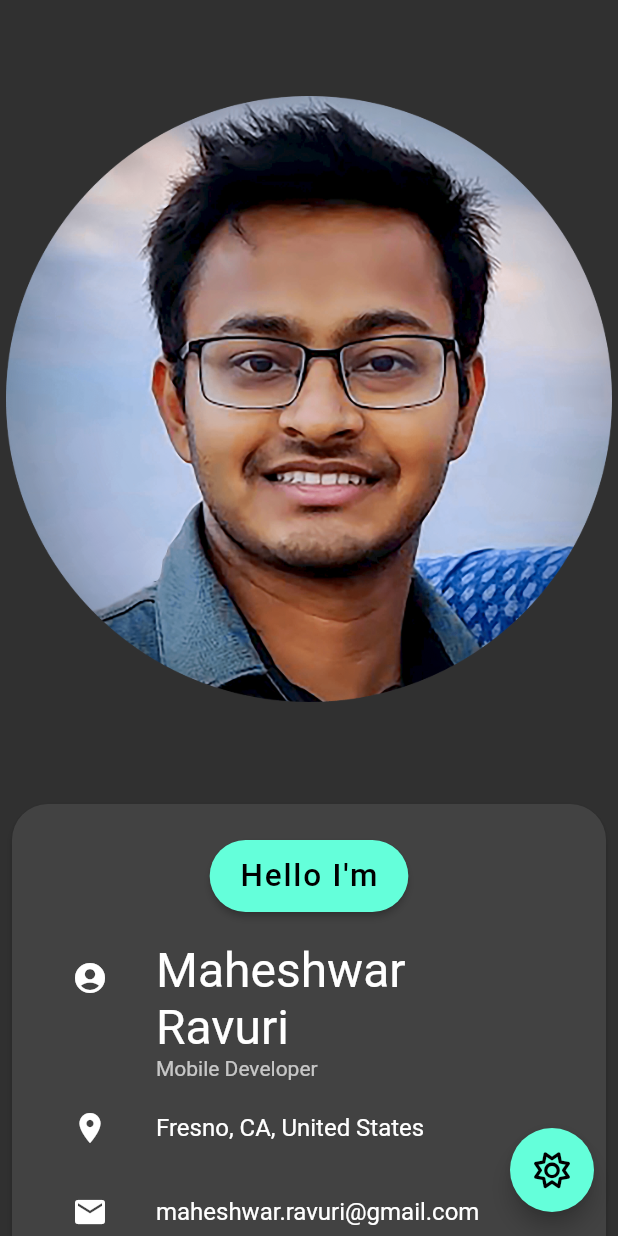
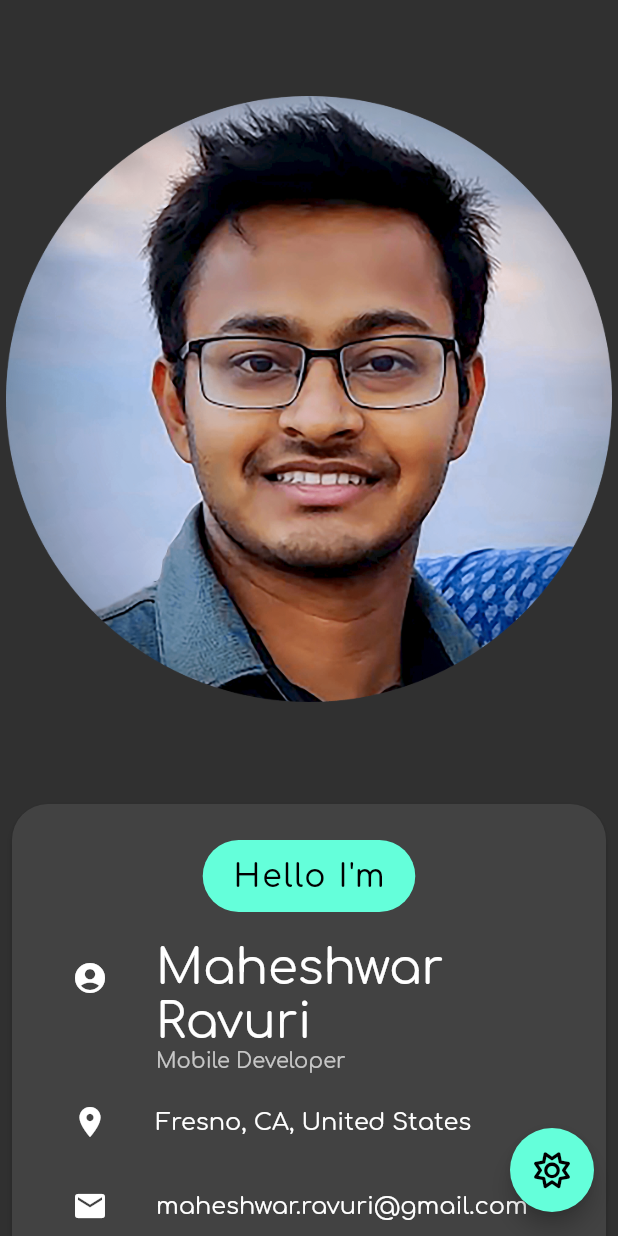
Before and after one commit to rvndsngwn/web_flutter, a Flutter app: the screen it shows after launch, after a tap on an icon or button, on a phone screen of 412 x 824 dp. Run offline on Flutter 3.47's test engine with Material 2 defaults, Android fonts, the phone set to English and light mode, and no system bars; our stand-ins replace dio, flutter_icons, google_fonts, hive, hive_flutter, percent_indicator and 1 more; accounts and stored records are empty.

Commit message:
added a project to the showcase

```diff
--- a/lib/main.dart
+++ b/lib/main.dart
@@ -11,6 +11,7 @@ import 'package:flutter/material.dart'
         Card,
         Center,
         CircleBorder,
+        Colors,
         Column,
         ConstrainedBox,
         Curves,
@@ -60,9 +61,10 @@ import 'package:flutter/material.dart'
         WrapAlignment,
         WrapCrossAlignment,
         runApp;
-import 'package:flutter/services.dart' show TextInputType;
+import 'package:flutter/services.dart' show Brightness, TextInputType;
 import 'package:flutter_icons/flutter_icons.dart'
     show FontAwesome, FontAwesome5Brands;
+import 'package:google_fonts/google_fonts.dart';
 import 'package:hive/hive.dart' show Hive;
 import 'package:hive_flutter/hive_flutter.dart';
 import 'package:intl/intl.dart' show DateFormat;
@@ -90,38 +92,45 @@ class Home extends StatelessWidget {
   const Home({Key key}) : super(key: key);
 
   @override
-  Widget build(BuildContext context) {
-    return ValueListenableBuilder(
+  Widget build(BuildContext context) => ValueListenableBuilder(
         valueListenable: Hive.box('darkMode').listenable(),
         builder: (_, box, __) {
           final _isDarkMode = box.get('darkMode', defaultValue: false);
           return MaterialApp(
             themeMode: _isDarkMode ? ThemeMode.dark : ThemeMode.light,
-          darkTheme: ThemeData.dark()
-              .copyWith(visualDensity: VisualDensity.adaptivePlatformDensity),
-          theme: ThemeData.light()
-              .copyWith(visualDensity: VisualDensity.adaptivePlatformDensity),
+            darkTheme: ThemeData.dark().copyWith(
+              textTheme: GoogleFonts.comfortaaTextTheme(
+                ThemeData(
+                  primarySwatch: Colors.teal,
+                  brightness: Brightness.dark,
+                ).textTheme,
+              ),
+              visualDensity: VisualDensity.adaptivePlatformDensity,
+            ),
+            theme: ThemeData.light().copyWith(
+              textTheme: GoogleFonts.comfortaaTextTheme(),
+              visualDensity: VisualDensity.adaptivePlatformDensity,
+            ),
             home: Scaffold(
               body: const Center(
                 child: HomePage(),
               ),
               floatingActionButton: FloatingActionButton(
                 onPressed: () => box.put('darkMode', !_isDarkMode),
-              child: Icon(_isDarkMode ? FontAwesome.sun_o : FontAwesome.moon_o),
+                child:
+                    Icon(_isDarkMode ? FontAwesome.sun_o : FontAwesome.moon_o),
               ),
             ),
           );
         },
       );
 }
-}
 
 class HomePage extends StatelessWidget {
   const HomePage({Key key}) : super(key: key);
 
   @override
-  Widget build(BuildContext context) {
-    return Scrollbar(
+  Widget build(BuildContext context) => Scrollbar(
         child: ListView(
           padding: const EdgeInsets.symmetric(horizontal: 4),
           scrollDirection: Axis.vertical,
@@ -143,8 +152,8 @@ class HomePage extends StatelessWidget {
                   'assets/images/Profile.png',
                   width: 436,
                   isAntiAlias: true,
-                frameBuilder:
-                    (_, Widget child, int frame, bool wasSynchronouslyLoaded) {
+                  frameBuilder: (_, Widget child, int frame,
+                      bool wasSynchronouslyLoaded) {
                     return wasSynchronouslyLoaded
                         ? child
                         : AnimatedOpacity(
@@ -181,8 +190,8 @@ class HomePage extends StatelessWidget {
                   'assets/images/svg.png',
                   width: 436,
                   isAntiAlias: true,
-                frameBuilder:
-                    (_, Widget child, int frame, bool wasSynchronouslyLoaded) {
+                  frameBuilder: (_, Widget child, int frame,
+                      bool wasSynchronouslyLoaded) {
                     return wasSynchronouslyLoaded
                         ? child
                         : AnimatedOpacity(
@@ -243,14 +252,12 @@ class HomePage extends StatelessWidget {
         ),
       );
 }
-}
 
 class Info extends StatelessWidget {
   const Info({Key key}) : super(key: key);
 
   @override
-  Widget build(BuildContext context) {
-    return ListView(
+  Widget build(BuildContext context) => ListView(
         physics: const NeverScrollableScrollPhysics(),
         shrinkWrap: true,
         padding: const EdgeInsets.all(24),
@@ -259,7 +266,7 @@ class Info extends StatelessWidget {
             child: FloatingActionButton.extended(
               shape: const StadiumBorder(),
               highlightElevation: 2,
-            elevation: 2,
+              elevation: 0,
               onPressed: null,
               label: const Text(
                 "Hello I'm",
@@ -315,7 +322,10 @@ class Info extends StatelessWidget {
           ButtonBar(
             children: [
               [FontAwesome5Brands.github, 'https://github.com/Mravuri96'],
-            [FontAwesome5Brands.twitter, 'https://twitter.com/MaheshwarRavuri']
+              [
+                FontAwesome5Brands.twitter,
+                'https://twitter.com/MaheshwarRavuri'
+              ]
             ]
                 .map(
                   (e) => Tooltip(
@@ -340,14 +350,12 @@ class Info extends StatelessWidget {
         ],
       );
 }
-}
 
 class AboutMe extends StatelessWidget {
   const AboutMe({Key key}) : super(key: key);
 
   @override
-  Widget build(BuildContext context) {
-    return ListView(
+  Widget build(BuildContext context) => ListView(
         padding: const EdgeInsets.all(
           24,
         ),
@@ -405,14 +413,12 @@ class AboutMe extends StatelessWidget {
         ],
       );
 }
-}
 
 class ProjectShowCase extends StatelessWidget {
   const ProjectShowCase({Key key}) : super(key: key);
 
   @override
-  Widget build(BuildContext context) {
-    return Column(
+  Widget build(BuildContext context) => Column(
         children: [
           const Align(
             child: Text(
@@ -439,6 +445,11 @@ class ProjectShowCase extends StatelessWidget {
                 'Bmi Calculator',
                 'Simple Bmi Calculator',
                 'https://www.maheshwarravuri.com/bmicalc/#/'
+              ],
+              [
+                'IPTV-Viewer',
+                'Watch 8000+ publicly available IPTV channels within your browser',
+                'http://www.maheshwarravuri.com/IPTV-Viewer/'
               ],
             ]
                 .map(
@@ -482,14 +493,12 @@ class ProjectShowCase extends StatelessWidget {
         ],
       );
 }
-}
 
 class TechnicalSkills extends StatelessWidget {
   const TechnicalSkills({Key key}) : super(key: key);
 
   @override
-  Widget build(BuildContext context) {
-    return ListView(
+  Widget build(BuildContext context) => ListView(
         physics: const NeverScrollableScrollPhysics(),
         shrinkWrap: true,
         padding: const EdgeInsets.all(
@@ -536,7 +545,6 @@ class TechnicalSkills extends StatelessWidget {
         ],
       );
 }
-}
 
 class ContactMe extends StatefulWidget {
   const ContactMe({Key key}) : super(key: key);
@@ -550,8 +558,7 @@ class _ContactMeState extends State<ContactMe> {
   String name, phone, email, details;
 
   @override
-  Widget build(BuildContext context) {
-    return ListView(
+  Widget build(BuildContext context) => ListView(
         shrinkWrap: true,
         padding: const EdgeInsets.all(
           24,
@@ -648,8 +655,8 @@ class _ContactMeState extends State<ContactMe> {
                   ),
                   validator: (value) =>
                       value.isEmpty ? 'Description cannot be empty' : null,
-                onChanged: (value) =>
-                    setState(() => details = stripLow(toString(value)).trim()),
+                  onChanged: (value) => setState(
+                      () => details = stripLow(toString(value)).trim()),
                   keyboardType: TextInputType.multiline,
                   maxLines: 7,
                 ),
@@ -717,4 +724,3 @@ class _ContactMeState extends State<ContactMe> {
         ],
       );
 }
-}
--- a/pubspec.yaml
+++ b/pubspec.yaml
@@ -3,8 +3,8 @@ description: Personal Portfolio Website.
 version: 1.0.0+1
 
 environment:
-  sdk: ">=2.8.0 <3.0.0"
-  flutter: ">=1.18.0-14.0.pre.19 <2.0.0"
+  sdk:
+  flutter:
 
 dependencies:
   flutter:
```
Also changed, not shown: pubspec.lock, 5 other files. Lines whose indentation alone changed are shown as unchanged.
